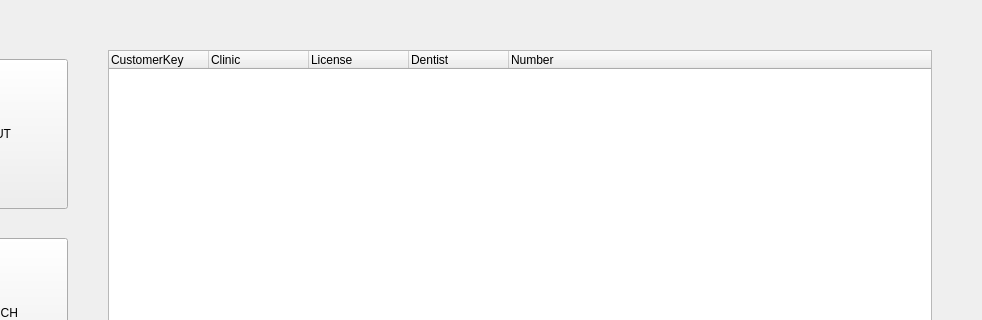
First picture: the form in CustomerManagementAPP/Admin/customermanager.ui, repository AndaCondaa/Project_CustomerManagementApp, before the edit; both pictures show x 132 to 1114 and y 0 to 320 of the 1114 by 628 pixel window.
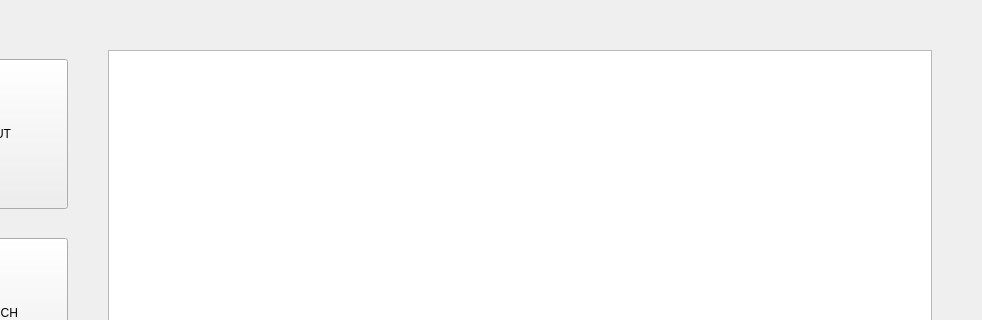
Second picture: the form after the edit. Icons and pictures are not drawn.

Diff of the .ui file:
```diff
--- a/CustomerManagementAPP/Admin/customermanager.ui
+++ b/CustomerManagementAPP/Admin/customermanager.ui
@@ -199,7 +199,7 @@
           </spacer>
          </item>
          <item>
-          <widget class="QTreeWidget" name="customerTreeWidget">
+          <widget class="QTableView" name="customerTableView">
            <property name="minimumSize">
             <size>
              <width>500</width>
@@ -209,46 +209,6 @@
            <property name="styleSheet">
             <string notr="true"/>
            </property>
-           <column>
-            <property name="text">
-             <string>CustomerKey</string>
-            </property>
-            <property name="textAlignment">
-             <set>AlignLeading|AlignVCenter</set>
-            </property>
-           </column>
-           <column>
-            <property name="text">
-             <string>Clinic</string>
-            </property>
-            <property name="textAlignment">
-             <set>AlignLeading|AlignVCenter</set>
-            </property>
-           </column>
-           <column>
-            <property name="text">
-             <string>License</string>
-            </property>
-            <property name="textAlignment">
-             <set>AlignLeading|AlignVCenter</set>
-            </property>
-           </column>
-           <column>
-            <property name="text">
-             <string>Dentist</string>
-            </property>
-            <property name="textAlignment">
-             <set>AlignLeading|AlignVCenter</set>
-            </property>
-           </column>
-           <column>
-            <property name="text">
-             <string>Number</string>
-            </property>
-            <property name="textAlignment">
-             <set>AlignLeading|AlignVCenter</set>
-            </property>
-           </column>
           </widget>
          </item>
         </layout>
```
Left out of the diff: 2 changed lines with no effect on the pictures.
